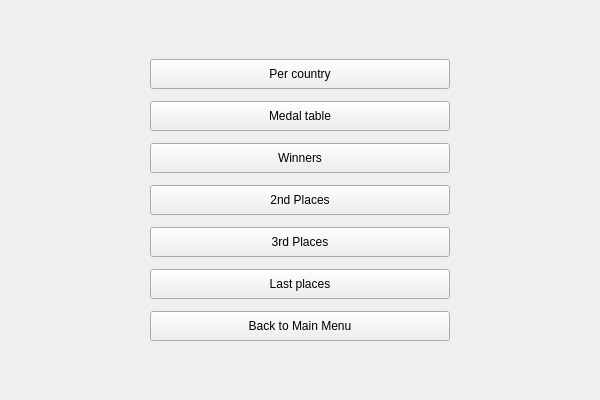
GiaFil7/esc_app, file ui/statistics_menu.ui: the form before one commit.
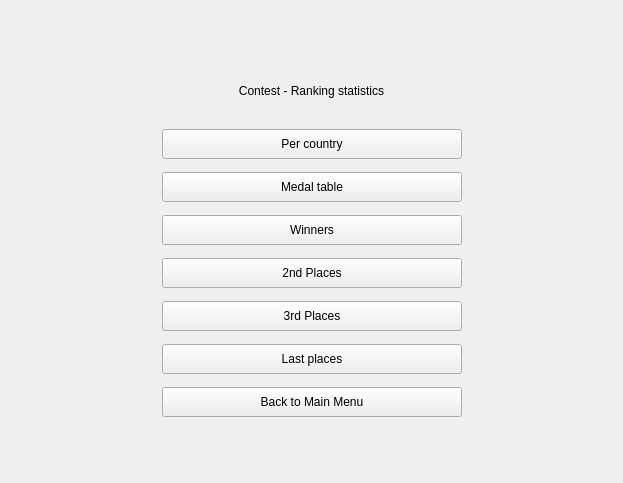
The form after the commit.

Commit message: Adjusted layouts to fit menu titles

```diff
--- a/ui/statistics_menu.ui
+++ b/ui/statistics_menu.ui
@@ -6,8 +6,8 @@
    <rect>
     <x>0</x>
     <y>0</y>
-    <width>600</width>
-    <height>400</height>
+    <width>623</width>
+    <height>483</height>
    </rect>
   </property>
   <property name="sizePolicy">
@@ -22,28 +22,40 @@
   <property name="layoutDirection">
    <enum>Qt::LayoutDirection::LeftToRight</enum>
   </property>
-  <layout class="QHBoxLayout" name="horizontalLayout">
-   <item>
-    <spacer name="left_spacer">
-     <property name="orientation">
-      <enum>Qt::Orientation::Horizontal</enum>
-     </property>
-     <property name="sizeType">
-      <enum>QSizePolicy::Policy::Maximum</enum>
-     </property>
-     <property name="sizeHint" stdset="0">
-      <size>
-       <width>300</width>
-       <height>20</height>
-      </size>
-     </property>
-    </spacer>
-   </item>
-   <item>
-    <layout class="QVBoxLayout" name="vertical_layout">
+  <layout class="QHBoxLayout" name="layout">
      <property name="spacing">
       <number>0</number>
      </property>
+   <property name="leftMargin">
+    <number>0</number>
+   </property>
+   <property name="topMargin">
+    <number>0</number>
+   </property>
+   <property name="rightMargin">
+    <number>0</number>
+   </property>
+   <property name="bottomMargin">
+    <number>0</number>
+   </property>
+   <item>
+    <spacer name="left_spacer">
+     <property name="orientation">
+      <enum>Qt::Orientation::Horizontal</enum>
+     </property>
+     <property name="sizeType">
+      <enum>QSizePolicy::Policy::Preferred</enum>
+     </property>
+     <property name="sizeHint" stdset="0">
+      <size>
+       <width>100</width>
+       <height>20</height>
+      </size>
+     </property>
+    </spacer>
+   </item>
+   <item>
+    <layout class="QVBoxLayout" name="main_vertical_layout">
      <item>
       <spacer name="top_spacer">
        <property name="orientation">
@@ -58,6 +70,61 @@
       </spacer>
      </item>
      <item>
+      <widget class="QLabel" name="menu_title_label">
+       <property name="sizePolicy">
+        <sizepolicy hsizetype="Expanding" vsizetype="Preferred">
+         <horstretch>0</horstretch>
+         <verstretch>0</verstretch>
+        </sizepolicy>
+       </property>
+       <property name="minimumSize">
+        <size>
+         <width>300</width>
+         <height>50</height>
+        </size>
+       </property>
+       <property name="text">
+        <string>Contest - Ranking statistics</string>
+       </property>
+       <property name="alignment">
+        <set>Qt::AlignmentFlag::AlignCenter</set>
+       </property>
+      </widget>
+     </item>
+     <item>
+      <spacer name="middle_spacer_7">
+       <property name="orientation">
+        <enum>Qt::Orientation::Vertical</enum>
+       </property>
+       <property name="sizeType">
+        <enum>QSizePolicy::Policy::Fixed</enum>
+       </property>
+       <property name="sizeHint" stdset="0">
+        <size>
+         <width>20</width>
+         <height>13</height>
+        </size>
+       </property>
+      </spacer>
+     </item>
+     <item>
+      <layout class="QHBoxLayout" name="central_horizontal_layout">
+       <item>
+        <spacer name="central_left_spacer">
+         <property name="orientation">
+          <enum>Qt::Orientation::Horizontal</enum>
+         </property>
+         <property name="sizeHint" stdset="0">
+          <size>
+           <width>40</width>
+           <height>20</height>
+          </size>
+         </property>
+        </spacer>
+       </item>
+       <item>
+        <layout class="QVBoxLayout" name="central_vertical_layout">
+         <item>
       <widget class="QPushButton" name="per_country_button">
        <property name="sizePolicy">
         <sizepolicy hsizetype="Fixed" vsizetype="Fixed">
@@ -87,7 +154,7 @@
        <property name="sizeHint" stdset="0">
         <size>
          <width>20</width>
-         <height>12</height>
+             <height>13</height>
         </size>
        </property>
       </spacer>
@@ -122,7 +189,7 @@
        <property name="sizeHint" stdset="0">
         <size>
          <width>20</width>
-         <height>12</height>
+             <height>13</height>
         </size>
        </property>
       </spacer>
@@ -157,7 +224,7 @@
        <property name="sizeHint" stdset="0">
         <size>
          <width>20</width>
-         <height>12</height>
+             <height>13</height>
         </size>
        </property>
       </spacer>
@@ -192,7 +259,7 @@
        <property name="sizeHint" stdset="0">
         <size>
          <width>20</width>
-         <height>12</height>
+             <height>13</height>
         </size>
        </property>
       </spacer>
@@ -227,7 +294,7 @@
        <property name="sizeHint" stdset="0">
         <size>
          <width>20</width>
-         <height>12</height>
+             <height>13</height>
         </size>
        </property>
       </spacer>
@@ -262,7 +329,7 @@
        <property name="sizeHint" stdset="0">
         <size>
          <width>20</width>
-         <height>12</height>
+             <height>13</height>
         </size>
        </property>
       </spacer>
@@ -286,6 +353,23 @@
        </property>
       </widget>
      </item>
+        </layout>
+       </item>
+       <item>
+        <spacer name="central_right_spacer">
+         <property name="orientation">
+          <enum>Qt::Orientation::Horizontal</enum>
+         </property>
+         <property name="sizeHint" stdset="0">
+          <size>
+           <width>40</width>
+           <height>20</height>
+          </size>
+         </property>
+        </spacer>
+       </item>
+      </layout>
+     </item>
      <item>
       <spacer name="bottom_spacer">
        <property name="orientation">
@@ -307,11 +391,11 @@
       <enum>Qt::Orientation::Horizontal</enum>
      </property>
      <property name="sizeType">
-      <enum>QSizePolicy::Policy::Maximum</enum>
+      <enum>QSizePolicy::Policy::Preferred</enum>
      </property>
      <property name="sizeHint" stdset="0">
       <size>
-       <width>300</width>
+       <width>100</width>
        <height>20</height>
       </size>
      </property>
```
Lines whose indentation alone changed are shown as unchanged. The commit also changes 11 other files.
